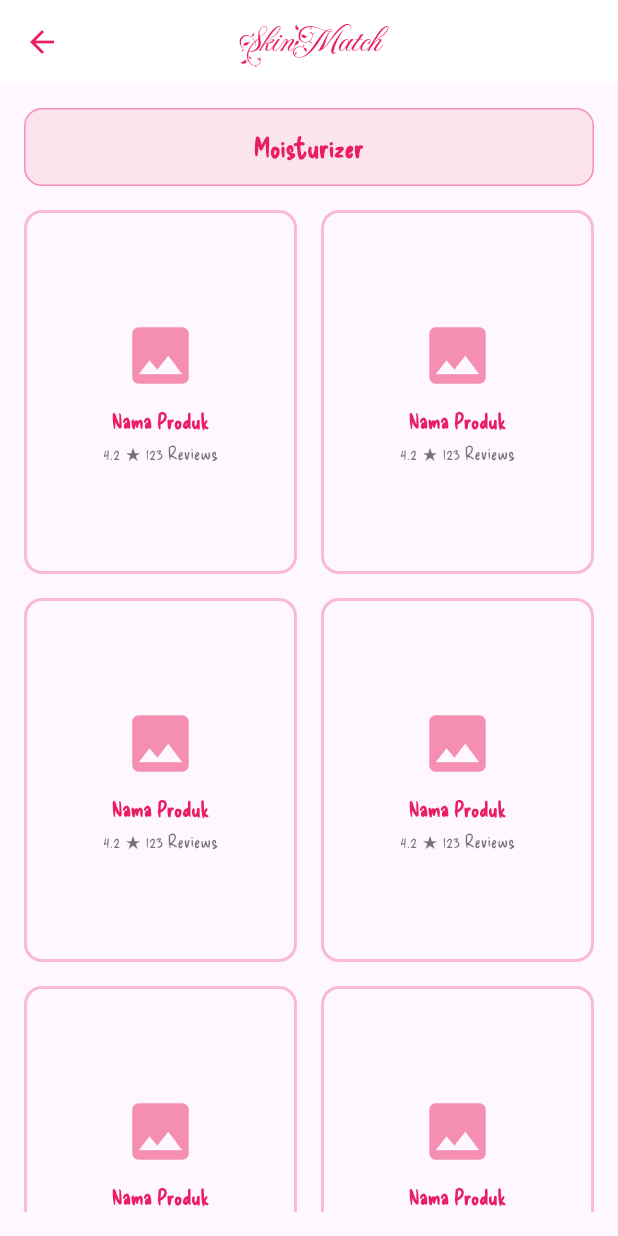
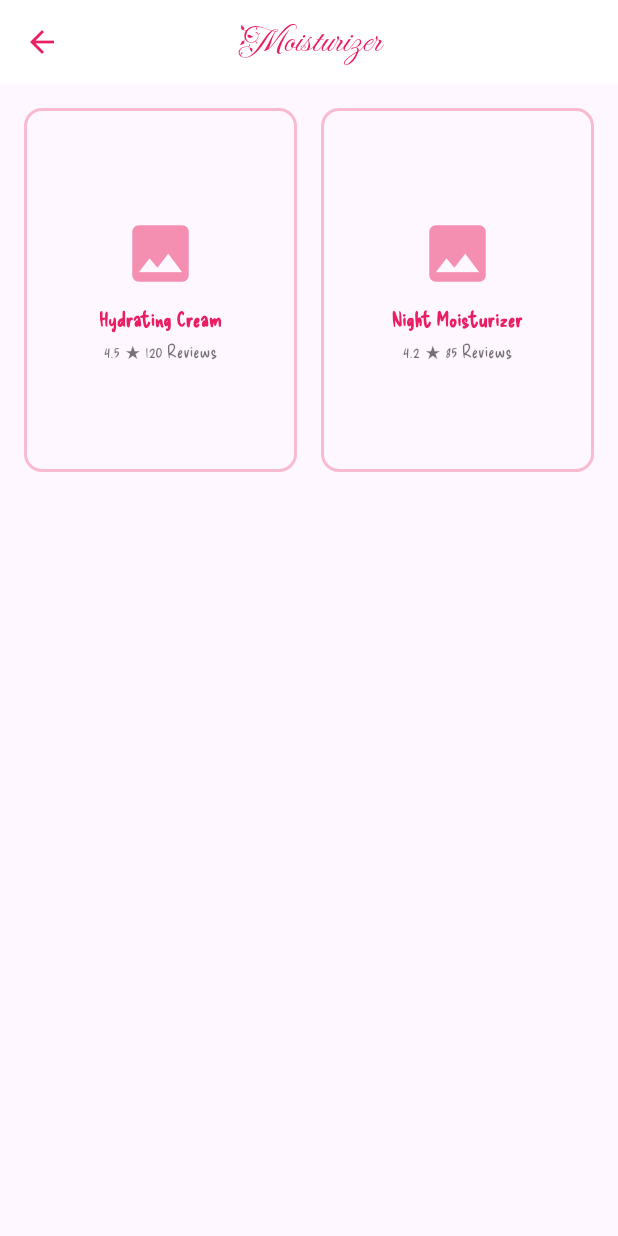
Before and after one commit to donnaagn/skin_match, a Flutter app: the CategoryDetailScreen screen opened directly, on a phone screen of 412 x 824 dp. Run offline on Flutter 3.47's test engine with Material 3 defaults, Android fonts, the light colour scheme and no system bars; our stand-ins replace shared_preferences; accounts and stored records are empty.

Commit message:
update explore

```diff
--- /dev/null
+++ b/lib/data/product_data.dart
@@ -0,0 +1,32 @@
+import '../models/product.dart';
+
+final Map<String, List<Product>> productsByCategory = {
+  'Moisturizer': [
+    Product(name: 'Hydrating Cream', rating: '4.5', reviews: '120'),
+    Product(name: 'Night Moisturizer', rating: '4.2', reviews: '85'),
+  ],
+  'Toner': [
+    Product(name: 'Soothing Toner', rating: '4.7', reviews: '210'),
+    Product(name: 'Brightening Toner', rating: '4.3', reviews: '130'),
+  ],
+  'Serum': [
+    Product(name: 'Vitamin C Serum', rating: '4.6', reviews: '150'),
+    Product(name: 'Hyaluronic Acid Serum', rating: '4.8', reviews: '200'),
+  ],
+  'Sunscreen': [
+    Product(name: 'SPF 50 Sunscreen', rating: '4.5', reviews: '190'),
+    Product(name: 'Mineral Sunscreen', rating: '4.3', reviews: '110'),
+  ],
+  'Face Mask': [
+    Product(name: 'Clay Mask', rating: '4.5', reviews: '95'),
+    Product(name: 'Hydrating Mask', rating: '4.7', reviews: '120'),
+  ],
+  'Lips Care': [
+    Product(name: 'Lip Balm', rating: '4.8', reviews: '220'),
+    Product(name: 'Lip Scrub', rating: '4.4', reviews: '150'),
+  ],
+  'Cleanser': [
+    Product(name: 'Foaming Cleanser', rating: '4.6', reviews: '170'),
+    Product(name: 'Micellar Water', rating: '4.2', reviews: '140'),
+  ],
+};
--- /dev/null
+++ b/lib/models/product.dart
@@ -0,0 +1,11 @@
+class Product {
+  final String name;
+  final String rating;
+  final String reviews;
+
+  Product({
+    required this.name,
+    required this.rating,
+    required this.reviews,
+  });
+}
--- a/lib/screens/explore_screen.dart
+++ b/lib/screens/explore_screen.dart
@@ -1,4 +1,6 @@
 import 'package:flutter/material.dart';
+import '../models/product.dart';
+import '../data/product_data.dart';
 
 class ExploreScreen extends StatelessWidget {
   const ExploreScreen({super.key});
@@ -54,8 +56,8 @@ class CategoryScreen extends StatelessWidget {
             Expanded(
               child: GridView.count(
                 crossAxisCount: 3, // Jumlah kolom dalam grid
-                crossAxisSpacing: 12.0, // Jarak horizontal antar item
-                mainAxisSpacing: 12.0, // Jarak vertikal antar item
+                crossAxisSpacing: 16.0, // Jarak horizontal antar item
+                mainAxisSpacing: 16.0, // Jarak vertikal antar item
                 children: [
                   _buildCategoryItem(context, Icons.water_drop, 'Moisturizer', MoisturizerScreen()),
                   _buildCategoryItem(context, Icons.cleaning_services, 'Toner', TonerScreen()),
@@ -114,6 +116,8 @@ class CategoryDetailScreen extends StatelessWidget {
 
   @override
   Widget build(BuildContext context) {
+    final List<Product> products = productsByCategory[title] ?? [];
+
     return Scaffold(
       appBar: AppBar(
         backgroundColor: Colors.white,
@@ -122,9 +126,9 @@ class CategoryDetailScreen extends StatelessWidget {
           icon: Icon(Icons.arrow_back, color: Colors.pink),
           onPressed: () => Navigator.pop(context),
         ),
-        title: const Text(
-          'SkinMatch',
-          style: TextStyle(
+        title: Text(
+          title,
+          style: const TextStyle(
             color: Colors.pink,
             fontFamily: 'FleurDeLeah',
             fontSize: 24,
@@ -134,44 +138,25 @@ class CategoryDetailScreen extends StatelessWidget {
       ),
       body: Padding(
         padding: const EdgeInsets.all(16.0),
-        child: Column(
-          children: [
-            // Kotak persegi panjang berisi nama kategori
-            Container(
-              alignment: Alignment.center,
-              width: double.infinity, // Lebar penuh
-              padding: EdgeInsets.symmetric(vertical: 12.0), // Padding vertikal
-              margin: EdgeInsets.only(bottom: 16.0), // Jarak ke GridView
-              decoration: BoxDecoration(
-                color: Colors.pink.shade50, // Warna latar belakang
-                borderRadius: BorderRadius.circular(12.0), // Radius sudut
-                border: Border.all(color: Colors.pink.shade200, width: 1), // Border
-              ),
-              child: Text(
-                title, // Teks sesuai nama kategori
-                style: TextStyle(
-                  color: Colors.pink,
-                  fontWeight: FontWeight.bold,
-                  fontSize: 18,
-                ),
-              ),
-            ),
-            // GridView untuk daftar produk
-            Expanded(
         child: GridView.builder(
-                itemCount: 9, // Jumlah produk contoh
+          itemCount: products.length,
           gridDelegate: SliverGridDelegateWithFixedCrossAxisCount(
-                  crossAxisCount: 2, // Dua kolom
+            crossAxisCount: 2,
             crossAxisSpacing: 16.0,
             mainAxisSpacing: 16.0,
             childAspectRatio: 0.75,
           ),
           itemBuilder: (context, index) {
+            final product = products[index];
             return GestureDetector(
               onTap: () {
                 Navigator.push(
                   context,
-                        MaterialPageRoute(builder: (context) => ProductDetailScreen()),
+                  MaterialPageRoute(
+                    builder: (context) => ProductDetailScreen(
+                      productName: product.name,
+                    ),
+                  ),
                 );
               },
               child: Container(
@@ -185,7 +170,7 @@ class CategoryDetailScreen extends StatelessWidget {
                     Icon(Icons.image, size: 50, color: Colors.pink.shade200),
                     SizedBox(height: 8),
                     Text(
-                            'Nama Produk',
+                      product.name,
                       style: TextStyle(
                         color: Colors.pink,
                         fontWeight: FontWeight.bold,
@@ -193,7 +178,7 @@ class CategoryDetailScreen extends StatelessWidget {
                     ),
                     SizedBox(height: 4),
                     Text(
-                            '4.2 ★ 123 Reviews',
+                      '${product.rating} ★ ${product.reviews} Reviews',
                       style: TextStyle(
                         color: Colors.black54,
                         fontSize: 12,
@@ -206,15 +191,15 @@ class CategoryDetailScreen extends StatelessWidget {
           },
         ),
       ),
-          ],
-        ),
-      ),
     );
   }
 }
 
+class ProductDetailScreen extends StatelessWidget {
+  final String productName;
 
-class ProductDetailScreen extends StatelessWidget {
+  const ProductDetailScreen({super.key, required this.productName});
+
   @override
   Widget build(BuildContext context) {
     return Scaffold(
@@ -226,7 +211,7 @@ class ProductDetailScreen extends StatelessWidget {
           onPressed: () => Navigator.pop(context),
         ),
         title: const Text(
-          'SkinMatch',
+          'Product Details',
           style: TextStyle(
             color: Colors.pink,
             fontFamily: 'FleurDeLeah',
@@ -237,7 +222,7 @@ class ProductDetailScreen extends StatelessWidget {
       ),
       body: Center(
         child: Text(
-          'Detail produk di sini',
+          'Detail produk: $productName',
           style: TextStyle(
             fontSize: 18,
             color: Colors.pink,
@@ -247,6 +232,7 @@ class ProductDetailScreen extends StatelessWidget {
     );
   }
 }
+
 
 // Update untuk navigasi ke detail kategori
 class MoisturizerScreen extends StatelessWidget {
```
Lines whose indentation alone changed are shown as unchanged.
